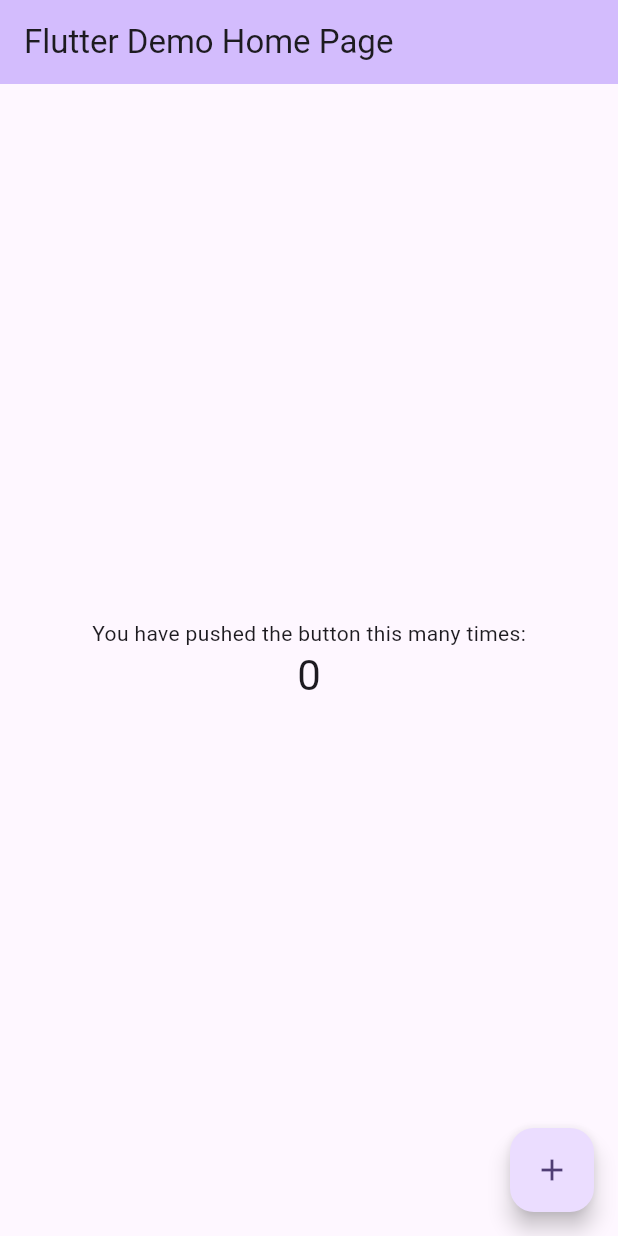
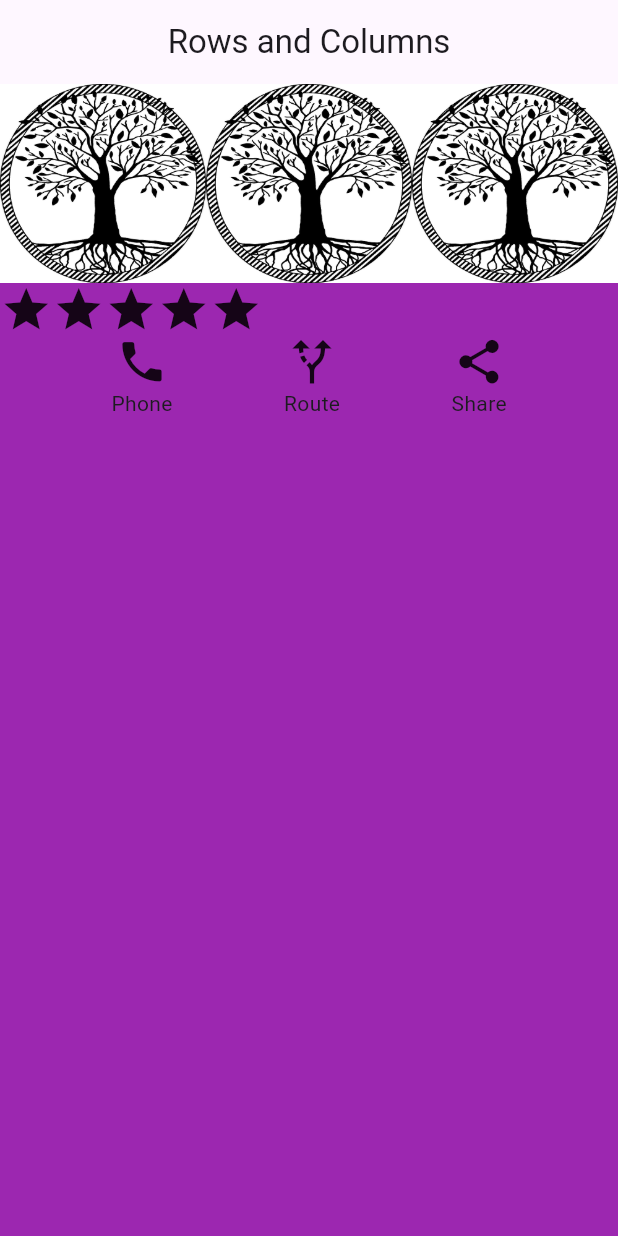
Before and after one commit to tanishadixit0206/practice_project, a Flutter app: the screen it shows after launch, on a phone screen of 412 x 824 dp. Run offline on Flutter 3.47's test engine with Material 3 defaults, Android fonts, the phone set to English and light mode, and no system bars; our stand-ins replace font_awesome_flutter.

```diff
--- a/lib/main.dart
+++ b/lib/main.dart
@@ -1,125 +1,25 @@
 import 'package:flutter/material.dart';
+import 'screens/Dashboard.dart';
+import 'screens/Home.dart';
+import 'screens/RowsColumns.dart';
 
-void main() {
-  runApp(const MyApp());
-}
+void main() => runApp(
+    MyApp()); // simplified into one-line by removing {} and replacing with =>
+//main function - door to your program
+//runApp - needed to actually run the program
 
 class MyApp extends StatelessWidget {
-  const MyApp({super.key});
-
-  // This widget is the root of your application.
+  const MyApp({Key? key}) : super(key: key);
   @override
   Widget build(BuildContext context) {
     return MaterialApp(
-      title: 'Flutter Demo',
-      theme: ThemeData(
-        // This is the theme of your application.
-        //
-        // TRY THIS: Try running your application with "flutter run". You'll see
-        // the application has a blue toolbar. Then, without quitting the app,
-        // try changing the seedColor in the colorScheme below to Colors.green
-        // and then invoke "hot reload" (save your changes or press the "hot
-        // reload" button in a Flutter-supported IDE, or press "r" if you used
-        // the command line to start the app).
-        //
-        // Notice that the counter didn't reset back to zero; the application
-        // state is not lost during the reload. To reset the state, use hot
-        // restart instead.
-        //
-        // This works for code too, not just values: Most code changes can be
-        // tested with just a hot reload.
-        colorScheme: ColorScheme.fromSeed(seedColor: Colors.deepPurple),
-        useMaterial3: true,
-      ),
-      home: const MyHomePage(title: 'Flutter Demo Home Page'),
+      //Material App widget. An application that uses material design
+      debugShowCheckedModeBanner: false,
+      title: 'My Flutter App', //App name
+      themeMode: ThemeMode.system,
+      home: RowColumnTutorial(),
     );
+    //Home());
+    //Dashboard());
   }
 }
-
-class MyHomePage extends StatefulWidget {
-  const MyHomePage({super.key, required this.title});
-
-  // This widget is the home page of your application. It is stateful, meaning
-  // that it has a State object (defined below) that contains fields that affect
-  // how it looks.
-
-  // This class is the configuration for the state. It holds the values (in this
-  // case the title) provided by the parent (in this case the App widget) and
-  // used by the build method of the State. Fields in a Widget subclass are
-  // always marked "final".
-
-  final String title;
-
-  @override
-  State<MyHomePage> createState() => _MyHomePageState();
-}
-
-class _MyHomePageState extends State<MyHomePage> {
-  int _counter = 0;
-
-  void _incrementCounter() {
-    setState(() {
-      // This call to setState tells the Flutter framework that something has
-      // changed in this State, which causes it to rerun the build method below
-      // so that the display can reflect the updated values. If we changed
-      // _counter without calling setState(), then the build method would not be
-      // called again, and so nothing would appear to happen.
-      _counter++;
-    });
-  }
-
-  @override
-  Widget build(BuildContext context) {
-    // This method is rerun every time setState is called, for instance as done
-    // by the _incrementCounter method above.
-    //
-    // The Flutter framework has been optimized to make rerunning build methods
-    // fast, so that you can just rebuild anything that needs updating rather
-    // than having to individually change instances of widgets.
-    return Scaffold(
-      appBar: AppBar(
-        // TRY THIS: Try changing the color here to a specific color (to
-        // Colors.amber, perhaps?) and trigger a hot reload to see the AppBar
-        // change color while the other colors stay the same.
-        backgroundColor: Theme.of(context).colorScheme.inversePrimary,
-        // Here we take the value from the MyHomePage object that was created by
-        // the App.build method, and use it to set our appbar title.
-        title: Text(widget.title),
-      ),
-      body: Center(
-        // Center is a layout widget. It takes a single child and positions it
-        // in the middle of the parent.
-        child: Column(
-          // Column is also a layout widget. It takes a list of children and
-          // arranges them vertically. By default, it sizes itself to fit its
-          // children horizontally, and tries to be as tall as its parent.
-          //
-          // Column has various properties to control how it sizes itself and
-          // how it positions its children. Here we use mainAxisAlignment to
-          // center the children vertically; the main axis here is the vertical
-          // axis because Columns are vertical (the cross axis would be
-          // horizontal).
-          //
-          // TRY THIS: Invoke "debug painting" (choose the "Toggle Debug Paint"
-          // action in the IDE, or press "p" in the console), to see the
-          // wireframe for each widget.
-          mainAxisAlignment: MainAxisAlignment.center,
-          children: <Widget>[
-            const Text(
-              'You have pushed the button this many times:',
-            ),
-            Text(
-              '$_counter',
-              style: Theme.of(context).textTheme.headlineMedium,
-            ),
-          ],
-        ),
-      ),
-      floatingActionButton: FloatingActionButton(
-        onPressed: _incrementCounter,
-        tooltip: 'Increment',
-        child: const Icon(Icons.add),
-      ), // This trailing comma makes auto-formatting nicer for build methods.
-    );
-  }
-}
--- /dev/null
+++ b/lib/screens/RowsColumns.dart
@@ -0,0 +1,76 @@
+import 'package:flutter/material.dart';
+
+class RowColumnTutorial extends StatelessWidget {
+  const RowColumnTutorial({Key? key}) : super(key: key);
+
+  @override
+  Widget build(BuildContext context) {
+    return Scaffold(
+      appBar: AppBar(
+        title: const Text("Rows and Columns"),
+        centerTitle: true,
+      ),
+      body: Container(
+        color: Colors.purple,
+        child: Column(
+          children: [
+            Row(
+              children: [
+                Expanded(
+                  child: Image(
+                    image: AssetImage("images/tree-of-life.png"),
+                    //width: 15.0,
+                  ),
+                ),
+                Expanded(
+                  child: Image(
+                    image: AssetImage("images/tree-of-life.png"),
+                    //width: 15.0,
+                  ),
+                ),
+                Expanded(
+                  child: Image(
+                    image: AssetImage("images/tree-of-life.png"),
+                    //width: 15.0,
+                  ),
+                ),
+              ],
+            ),
+            Row(
+              children: [
+                Icon(Icons.star, size: 35.0),
+                Icon(Icons.star, size: 35.0),
+                Icon(Icons.star, size: 35.0),
+                Icon(Icons.star, size: 35.0),
+                Icon(Icons.star, size: 35.0),
+              ],
+            ),
+            Row(
+              mainAxisAlignment: MainAxisAlignment.spaceEvenly,
+              children: [
+                Column(
+                  children: [
+                    Icon(Icons.phone, size: 35.0),
+                    Text("Phone"),
+                  ],
+                ),
+                Column(
+                  children: [
+                    Icon(Icons.alt_route, size: 35.0),
+                    Text("Route"),
+                  ],
+                ),
+                Column(
+                  children: [
+                    Icon(Icons.share, size: 35.0),
+                    Text("Share"),
+                  ],
+                ),
+              ],
+            ),
+          ],
+        ),
+      ),
+    );
+  }
+}
--- a/pubspec.yaml
+++ b/pubspec.yaml
@@ -35,6 +35,7 @@ dependencies:
   # The following adds the Cupertino Icons font to your application.
   # Use with the CupertinoIcons class for iOS style icons.
   cupertino_icons: ^1.0.2
+  font_awesome_flutter: ^10.6.0
 
 dev_dependencies:
   flutter_test:
@@ -59,7 +60,8 @@ flutter:
   uses-material-design: true
 
   # To add assets to your application, add an assets section, like this:
-  # assets:
+  assets:
+    - images/tree-of-life.png
   #   - images/a_dot_burr.jpeg
   #   - images/a_dot_ham.jpeg
 
```
Also changed, not shown: lib/screens/Dashboard.dart (added, +82 -0 lines), lib/screens/Home.dart (added, +80 -0 lines), images/tree-of-life.png (added), pubspec.lock.
